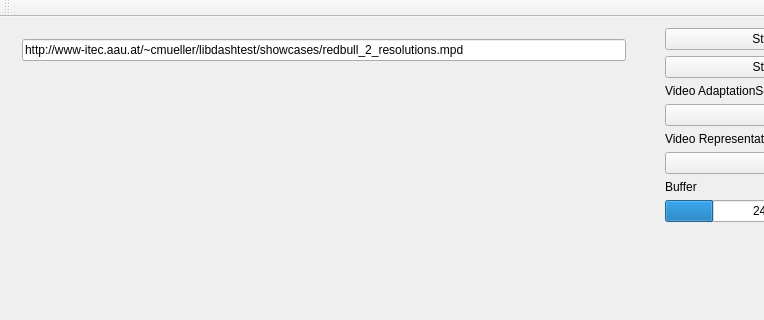
Old version of the form libdash/qtsampleplayer/qtsampleplayer.ui in the repository bitmovin/libdash; both pictures show x 0 to 764 and y 0 to 320 of the 898 by 516 pixel window.
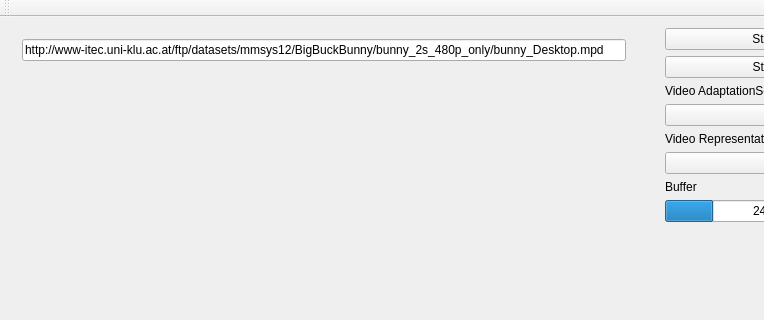
New version of the form. Custom widgets are drawn as their Qt base class.

```diff
--- a/libdash/qtsampleplayer/qtsampleplayer.ui
+++ b/libdash/qtsampleplayer/qtsampleplayer.ui
@@ -36,7 +36,7 @@
           <bool>true</bool>
          </property>
          <property name="text">
-          <string notr="true">http://www-itec.aau.at/~cmueller/libdashtest/showcases/redbull_2_resolutions.mpd</string>
+          <string notr="true">http://www-itec.uni-klu.ac.at/ftp/datasets/mmsys12/BigBuckBunny/bunny_2s_480p_only/bunny_Desktop.mpd</string>
          </property>
         </widget>
        </item>
```
